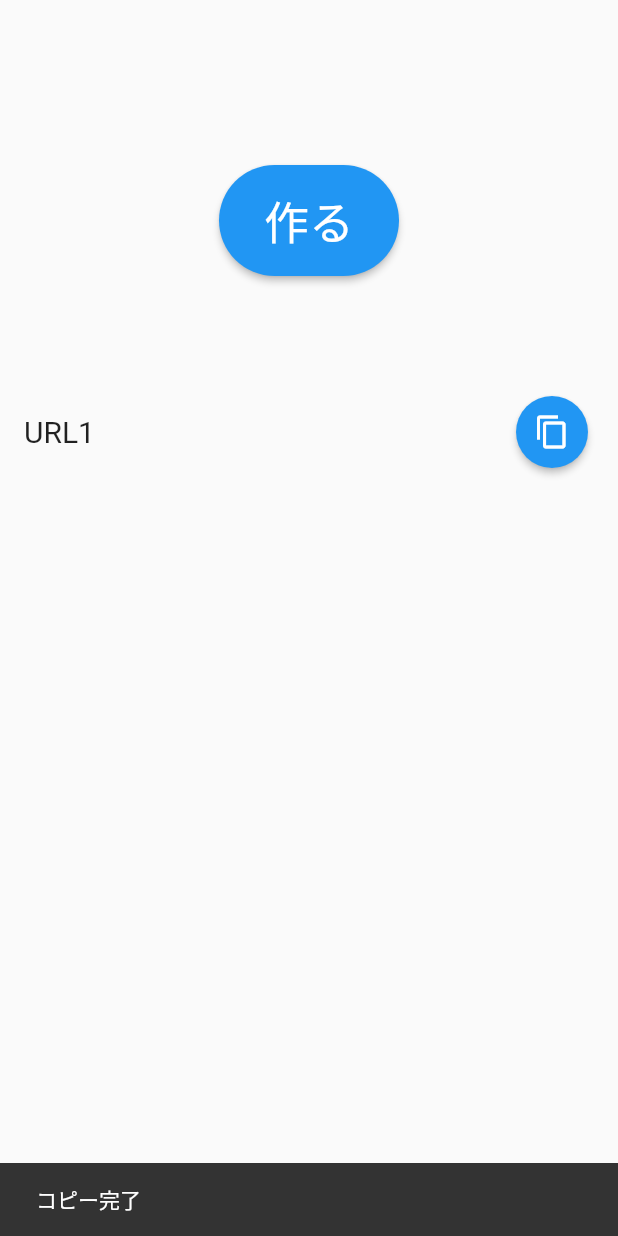
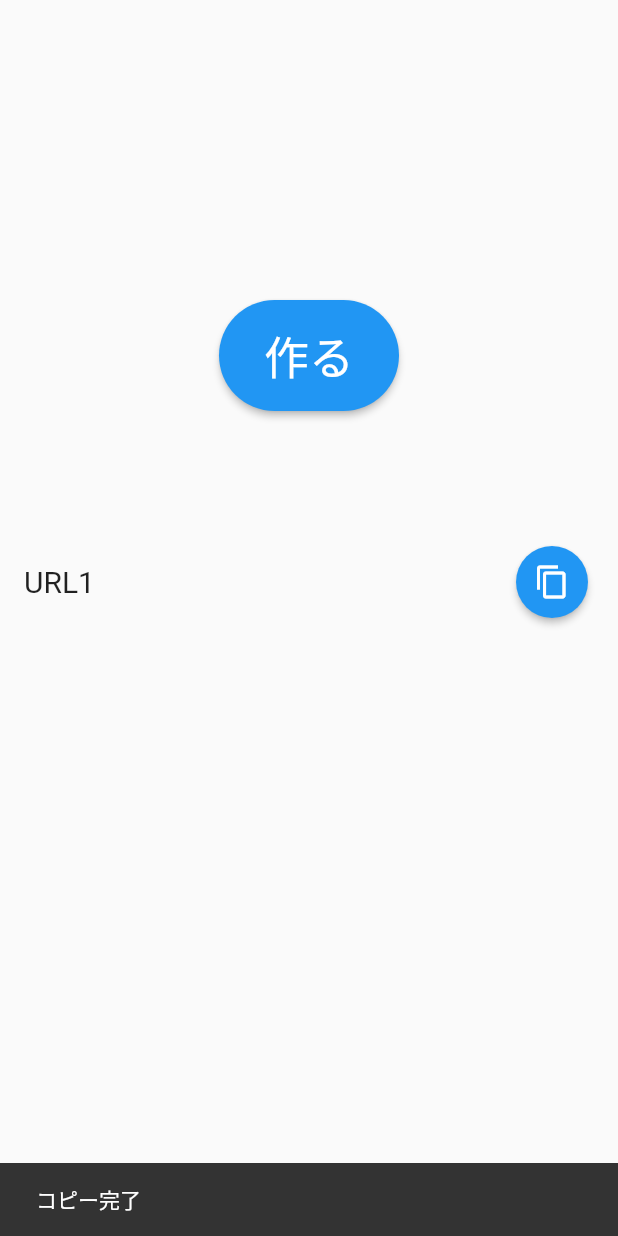
Before and after one commit to watnows/hackathon-2003-TeamE, a Flutter app: the screen it shows after launch, after a tap on the "content copy" icon, on a phone screen of 412 x 824 dp. Run offline on Flutter 3.47's test engine with Material 2 defaults, Android fonts, the phone set to English and light mode, and no system bars; our stand-ins replace gap.

Commit message:
gapの導入

```diff
--- a/pigon/lib/home_page.dart
+++ b/pigon/lib/home_page.dart
@@ -1,6 +1,7 @@
 import 'package:flutter/material.dart';
 import 'package:flutter/services.dart';
 import 'input_information.dart';
+import 'package:gap/gap.dart';
 
 class CopyButtonExample extends StatelessWidget {
   void _copyToClipboard(BuildContext context) {
@@ -26,7 +27,7 @@
         padding: const EdgeInsets.fromLTRB(16.0, 50.0, 16.0, 16.0), // 上部の余白を追加
         child: Column(
           children: [
-            const SizedBox(height: 60),
+            const Gap(150),
             ElevatedButton(
               onPressed: () => _createButtonPressed(context),
               style: ElevatedButton.styleFrom(
@@ -42,7 +43,7 @@
 
             ),
 
-            const SizedBox(height: 80),
+            const Gap(90),
             Row(
               children: [
                 const Expanded(
--- a/pigon/lib/input_information.dart
+++ b/pigon/lib/input_information.dart
@@ -1,4 +1,5 @@
 import 'package:flutter/material.dart';
+
 
 class InputFormScreen extends StatelessWidget {
   @override
--- a/pigon/lib/main.dart
+++ b/pigon/lib/main.dart
@@ -2,10 +2,12 @@
 import 'home_page.dart';
 
 void main() {
-  runApp(MyApp());
+  runApp(const MyApp());
 }
 
 class MyApp extends StatelessWidget {
+  const MyApp({super.key});
+
   @override
   Widget build(BuildContext context) {
     return MaterialApp(
```
Also changed, not shown: pigon/pubspec.yaml (+2 -24 lines), pigon/pubspec.lock.
